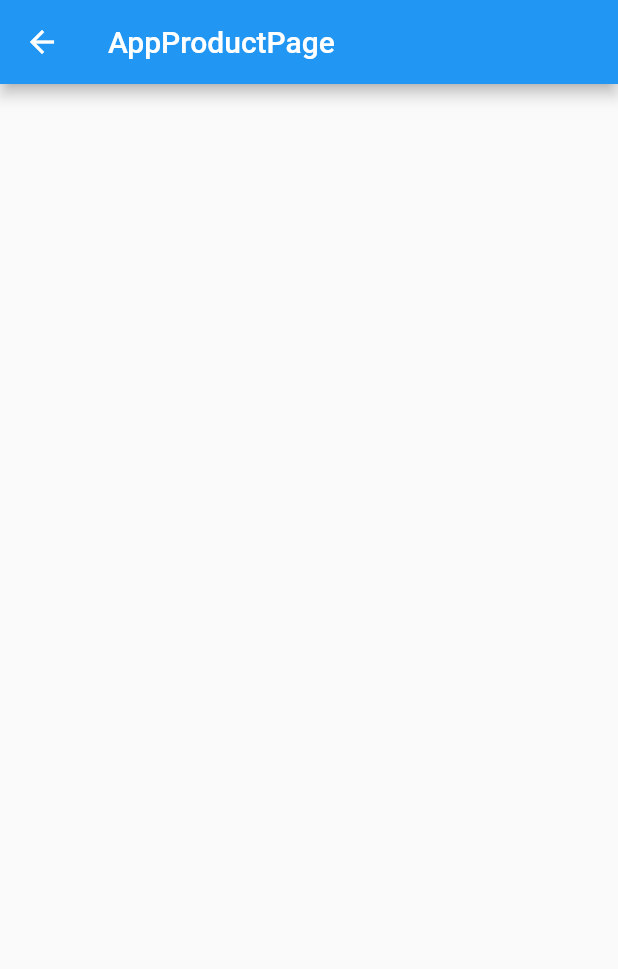
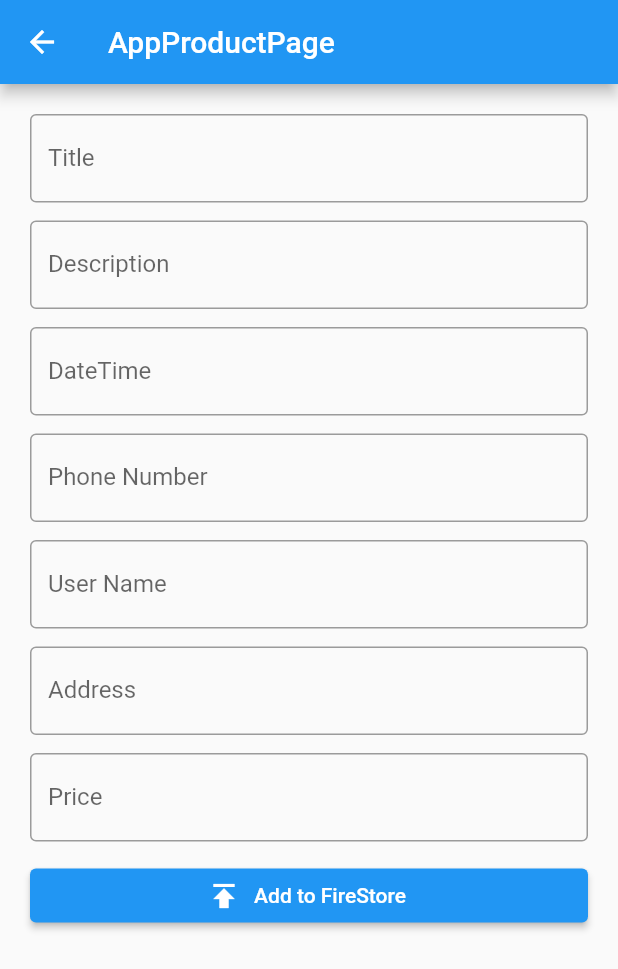
Before and after one commit to mustafanabiev/jarnama_app, a Flutter app: the AppProductPage screen opened directly, on a phone screen of 412 x 824 dp. Shown: the top 969 px of the screen. Run offline on Flutter 3.47's test engine with Material 2 defaults, Android fonts, the phone set to English and light mode, and no system bars; our stand-ins replace firebase_core; accounts and stored records are empty.

Commit message:
add product page

```diff
--- a/lib/app_product/page/app_product_page.dart
+++ b/lib/app_product/page/app_product_page.dart
@@ -1,14 +1,91 @@
+import 'package:flutter/cupertino.dart';
 import 'package:flutter/material.dart';
+import 'package:jarnama_app/components/custom_text_field.dart';
 
 class AppProductPage extends StatelessWidget {
   const AppProductPage({Key? key}) : super(key: key);
 
   @override
   Widget build(BuildContext context) {
+    final title = TextEditingController();
+    final desc = TextEditingController();
+    final dateTime = TextEditingController();
+    final phone = TextEditingController();
+    final userName = TextEditingController();
+    final address = TextEditingController();
+    final price = TextEditingController();
+
     return Scaffold(
       appBar: AppBar(
         title: const Text('AppProductPage'),
       ),
+      body: ListView(
+        padding: const EdgeInsets.all(20),
+        children: [
+          CustomTextField(
+            controller: title,
+            hintText: 'Title',
+          ),
+          const SizedBox(height: 12),
+          CustomTextField(
+            controller: desc,
+            hintText: 'Description',
+          ),
+          const SizedBox(height: 12),
+          CustomTextField(
+            controller: dateTime,
+            hintText: 'DateTime',
+            focusNode: FocusNode(),
+            onTap: () async {
+              showCupertinoModalPopup(
+                context: context,
+                builder: (BuildContext builder) {
+                  return Container(
+                    height:
+                        MediaQuery.of(context).copyWith().size.height * 0.25,
+                    color: Colors.white,
+                    child: CupertinoDatePicker(
+                      mode: CupertinoDatePickerMode.date,
+                      onDateTimeChanged: (value) {
+                        dateTime.text = value.toString();
+                      },
+                      initialDateTime: DateTime.now(),
+                      minimumYear: 2000,
+                      maximumYear: 3000,
+                    ),
+                  );
+                },
+              );
+            },
+          ),
+          const SizedBox(height: 12),
+          CustomTextField(
+            controller: phone,
+            hintText: 'Phone Number',
+          ),
+          const SizedBox(height: 12),
+          CustomTextField(
+            controller: userName,
+            hintText: 'User Name',
+          ),
+          const SizedBox(height: 12),
+          CustomTextField(
+            controller: address,
+            hintText: 'Address',
+          ),
+          const SizedBox(height: 12),
+          CustomTextField(
+            controller: price,
+            hintText: 'Price',
+          ),
+          const SizedBox(height: 12),
+          ElevatedButton.icon(
+            onPressed: () {},
+            icon: const Icon(Icons.publish),
+            label: const Text('Add to FireStore'),
+          ),
+        ],
+      ),
     );
   }
 }
--- /dev/null
+++ b/lib/components/custom_text_field.dart
@@ -0,0 +1,37 @@
+import 'package:flutter/material.dart';
+
+class CustomTextField extends StatelessWidget {
+  const CustomTextField({
+    super.key,
+    this.hintText,
+    this.controller,
+    this.onTap,
+    this.maxLines,
+    this.prefixIcon,
+    this.suffixIcon,
+    this.focusNode,
+  });
+
+  final String? hintText;
+  final TextEditingController? controller;
+  final void Function()? onTap;
+  final int? maxLines;
+  final Widget? prefixIcon;
+  final Widget? suffixIcon;
+  final FocusNode? focusNode;
+
+  @override
+  Widget build(BuildContext context) {
+    return TextFormField(
+      onTap: onTap,
+      maxLines: maxLines,
+      focusNode: focusNode,
+      decoration: InputDecoration(
+        prefixIcon: prefixIcon,
+        suffixIcon: suffixIcon,
+        label: Text(hintText ?? ''),
+        border: const OutlineInputBorder(),
+      ),
+    );
+  }
+}
--- /dev/null
+++ b/lib/model/product_model.dart
@@ -0,0 +1,56 @@
+import 'dart:convert';
+
+class Product {
+  const Product({
+    this.images,
+    required this.title,
+    required this.description,
+    required this.dateTime,
+    required this.phoneNumber,
+    required this.userName,
+    required this.address,
+    this.prices,
+  });
+
+  final List<String>? images;
+  final String title;
+  final String description;
+  final String dateTime;
+  final String phoneNumber;
+  final String userName;
+  final String address;
+  final String? prices;
+
+  Map<String, dynamic> toMap() {
+    return <String, dynamic>{
+      'images': images,
+      'title': title,
+      'description': description,
+      'dateTime': dateTime,
+      'phoneNumber': phoneNumber,
+      'userName': userName,
+      'address': address,
+      'prices': prices,
+    };
+  }
+
+  factory Product.fromMap(Map<String, dynamic> map) {
+    return Product(
+      images: map['images'] != null
+          ? List<String>.from((map['images'] as List<String>))
+          : null,
+      title: map['title'] as String,
+      description: map['description'] as String,
+      dateTime: map['dateTime'] as String,
+      phoneNumber: map['phoneNumber'] as String,
+      userName: map['userName'] as String,
+      address: map['address'] as String,
+      prices: map['prices'] != null ? map['prices'] as String : null,
+    );
+  }
+
+  String toJson() => json.encode(toMap());
+
+  factory Product.fromJson(String source) =>
+      Product.fromMap(json.decode(source) as Map<String, dynamic>);
+}
```
